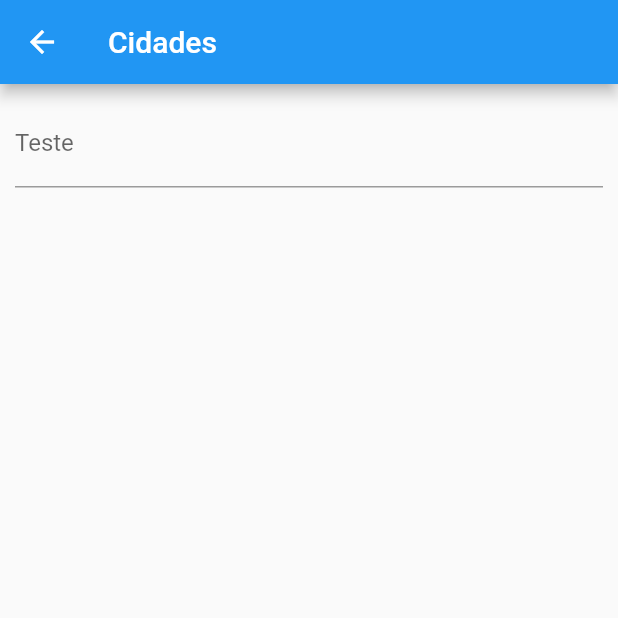
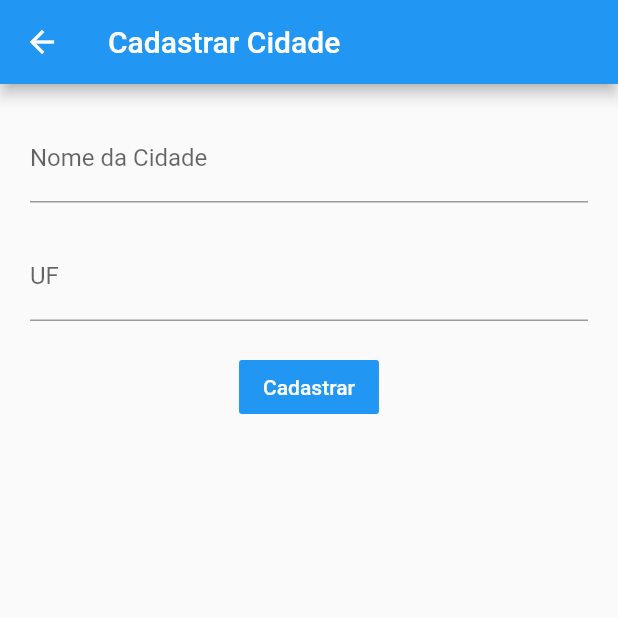
Before and after one commit to gustavomedeiross/programacao-web-unisul, a Flutter app: the CreateCityPage screen opened directly, on a phone screen of 412 x 824 dp, the top half of it. Run offline on Flutter 3.47's test engine with Material 2 defaults, Android fonts, the phone set to English and light mode, and no system bars; our stand-ins replace flutter_masked_text, font_awesome_flutter, lottie; missing offline and left inert: dart:html; network calls fail.

Commit message:
Create page cities flutter app

```diff
--- a/cities_manager/lib/entities/city.dart
+++ b/cities_manager/lib/entities/city.dart
@@ -1,9 +1,11 @@
+import 'package:flutter/material.dart';
+
 class City {
   int id;
   String name;
   String uf;
 
-  City({ this.id, this.name, this.uf });
+  City({ this.id, @required this.name, @required this.uf });
 
   factory City.fromJson(Map<String, dynamic> json) {
     return City(
--- a/cities_manager/lib/pages/create_city.dart
+++ b/cities_manager/lib/pages/create_city.dart
@@ -1,4 +1,7 @@
+import 'package:cities_manager/pages/home.dart';
 import 'package:flutter/material.dart';
+import 'package:cities_manager/entities/city.dart';
+import 'package:cities_manager/repositories/city_repository.dart';
 
 class CreateCityPage extends StatefulWidget {
   @override
@@ -6,23 +9,80 @@ class CreateCityPage extends StatefulWidget {
 }
 
 class _CreateCityPageState extends State<CreateCityPage> {
-  GlobalKey _key = GlobalKey<FormState>();
+  final _formKey = GlobalKey<FormState>();
+  final _cityRepository = CityRepository();
+
+  TextEditingController _nameController = TextEditingController();
+  TextEditingController _ufController = TextEditingController();
+
+  @override
+  void dispose() {
+    _nameController.dispose();
+    _ufController.dispose();
+    super.dispose();
+  }
+
+  String _nameValidator(String value) {
+    if (value == null) {
+      return 'O nome da cidade não pode ser vazio';
+    }
+
+    return null;
+  }
+
+  String _ufValidator(String value) {
+    if (value == null) {
+      return 'É necessário uma UF da cidade';
+    }
+
+    return null;
+  }
+
+  void _handleFormSubmit() async {
+    if (!_formKey.currentState.validate()) {
+      return;
+    }
+
+    final city = City(name: _nameController.text, uf: _ufController.text);
+
+    await _cityRepository.store(city);
+    Navigator.of(context).pushReplacement(MaterialPageRoute(builder: (_) => HomePage()));
+  }
 
   @override
   Widget build(BuildContext context) {
     return Scaffold(
       appBar: AppBar(
-        title: Text('Cidades'),
+        title: Text('Cadastrar Cidade'),
       ),
       body: Container(
-        padding: EdgeInsets.all(10),
+        padding: EdgeInsets.all(20),
         child: Form(
-          key: _key,
+          key: _formKey,
           child: Column(
             children: <Widget>[
               TextFormField(
-                decoration: InputDecoration(labelText: 'Teste'),
-              )
+                decoration: InputDecoration(labelText: 'Nome da Cidade'),
+                controller: _nameController,
+                validator: _nameValidator,
+              ),
+              SizedBox(
+                height: 20,
+              ),
+              TextFormField(
+                decoration: InputDecoration(labelText: 'UF'),
+                controller: _ufController,
+                validator: _ufValidator,
+              ),
+              SizedBox(
+                height: 20,
+              ),
+              FlatButton(
+                child: Text('Cadastrar'),
+                color: Theme.of(context).primaryColor,
+                textColor: Colors.white,
+                onPressed: _handleFormSubmit,
+              ),
             ],
           ),
         ),
```
Also changed, not shown: cities_manager/lib/pages/home.dart (+19 -7 lines), cities_manager/lib/repositories/city_repository.dart (+8 -2 lines).
